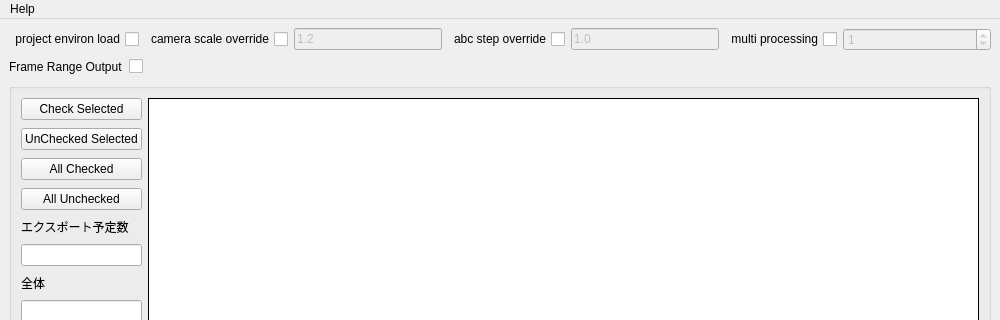
Qt form pycode/gui.ui (n-designdev/ND_AssetExporter) before a commit; both pictures show x 0 to 1000 and y 0 to 320 of the 1000 by 800 pixel window.
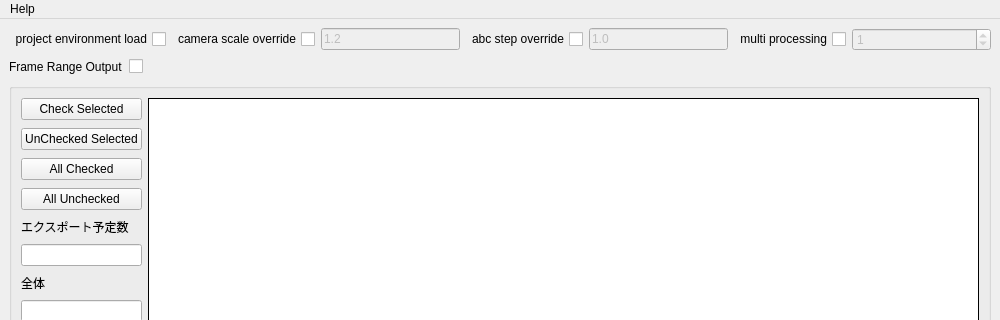
The same form after that commit.

Commit message: guiを若干変更

Patch:
```diff
--- a/pycode/gui.ui
+++ b/pycode/gui.ui
@@ -113,7 +113,7 @@
          <enum>Qt::RightToLeft</enum>
         </property>
         <property name="text">
-         <string>project environ load</string>
+         <string>project environment load</string>
         </property>
        </widget>
       </item>
```
